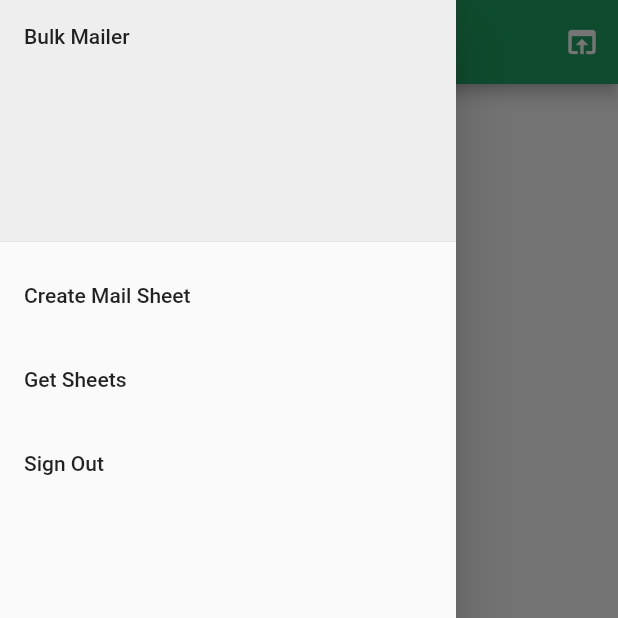
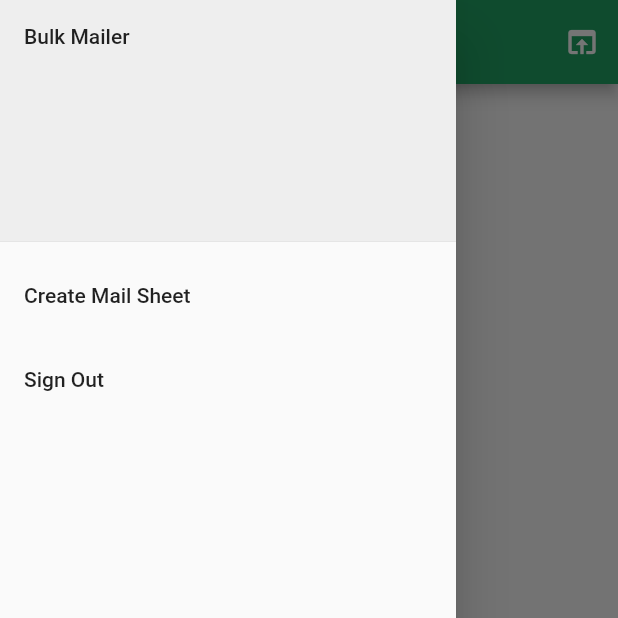
Before and after one commit to Adarsh0603/Bulk-Mailer, a Flutter app: the screen it shows once a user with an empty profile is signed in, with the side drawer open, on a phone screen of 412 x 824 dp, the top half of it. Run offline on Flutter 3.47's test engine with Material 2 defaults, Android fonts, the phone set to English and light mode, and no system bars; our stand-ins replace cloud_firestore, firebase_auth, firebase_core, google_sign_in; missing offline and left inert: flutter_email_sender; accounts and stored records are empty.

Commit message:
Auto sheet fetch added.

```diff
--- a/lib/data/sheets.dart
+++ b/lib/data/sheets.dart
@@ -14,6 +14,8 @@ class Sheets with ChangeNotifier {
   List<UserSheet> _userSheets = [];
   String _spreadsheetId = '';
   List<UserSheet> get userSheets => _userSheets;
+  bool _gridRefresh = true;
+  bool get gridRefresh => _gridRefresh;
 
   List<String> _emailList = [];
   List<String> get emailList => _emailList;
@@ -67,6 +69,8 @@ class Sheets with ChangeNotifier {
         .doc(_user.id)
         .set({'isInit': true, 'spreadsheetId': sheetResponse['spreadsheetId']});
     await addInitialData(UserSheet(0, 'Default'));
+    _gridRefresh = true;
+    notifyListeners();
   }
 
   Future<bool> createSheet(String title) async {
@@ -95,6 +99,8 @@ class Sheets with ChangeNotifier {
     var sheetId = await newSheetMetaData['replies'][0]['addSheet']['properties']
         ['sheetId'];
     await addInitialData(UserSheet(sheetId, title));
+    _gridRefresh = true;
+    notifyListeners();
     return true;
   }
 
@@ -209,6 +215,7 @@ class Sheets with ChangeNotifier {
           sheet['properties']['sheetId'], sheet['properties']['title']));
     });
     _userSheets = sheetList;
+    _gridRefresh = false;
     notifyListeners();
     return true;
   }
--- a/lib/screens/home_screen.dart
+++ b/lib/screens/home_screen.dart
@@ -1,4 +1,5 @@
 import 'package:bulk_mailer/data/sheets.dart';
+import 'package:bulk_mailer/widgets/force_spreadsheet.dart';
 import 'package:bulk_mailer/widgets/loading_dialog.dart';
 import 'package:bulk_mailer/widgets/nav_drawer.dart';
 import 'package:bulk_mailer/widgets/sheet_item.dart';
@@ -13,19 +14,11 @@ class HomeScreen extends StatefulWidget {
 }
 
 class _HomeScreenState extends State<HomeScreen> {
-  Future _initSheets;
-  @override
-  void initState() {
-    // TODO: implement initState
-    super.initState();
-    final sheets = Provider.of<Sheets>(context, listen: false);
-    _initSheets = Future.delayed(Duration.zero).then((_) async {
-//      await sheets.getSheets();
-    });
-  }
+  bool isInit = false;
 
   @override
   Widget build(BuildContext context) {
+    final sheets = Provider.of<Sheets>(context, listen: false);
     return Scaffold(
         drawer: NavDrawer(),
         appBar: AppBar(
@@ -35,34 +28,44 @@ class _HomeScreenState extends State<HomeScreen> {
               icon: Icon(Icons.open_in_browser),
               onPressed: () {
                 showDialog(
-                  context: context, builder: (ctx) => LoadingDialog('Example'));
+                    context: context,
+                    builder: (ctx) => LoadingDialog('Example'));
               },
             )
           ],
         ),
-      body: FutureBuilder(
-        future: _initSheets,
-        builder: (BuildContext context, AsyncSnapshot<dynamic> snapshot) =>
-            snapshot.connectionState == ConnectionState.waiting
-                ? CircularProgressIndicator()
-                : Consumer<Sheets>(
+        body: Consumer<Sheets>(
+          builder: (ctx, sheets, _) => sheets.gridRefresh
+              ? FutureBuilder(
+                  future: sheets.getSheets(),
+                  builder:
+                      (BuildContext context, AsyncSnapshot<dynamic> snapshot) {
+                    if (snapshot.connectionState == ConnectionState.done)
+                      return snapshot.data == true
+                          ? SheetGrid()
+                          : ForceSpreadsheet();
+                    return Center(child: CircularProgressIndicator());
+                  })
+              : SheetGrid(),
+        ));
+  }
+}
+
+class SheetGrid extends StatelessWidget {
+  @override
+  Widget build(BuildContext context) {
+    return Consumer<Sheets>(
       builder: (BuildContext context, sheets, _) {
         return Container(
           margin: EdgeInsets.all(8),
           child: GridView.builder(
-                          gridDelegate:
-                              SliverGridDelegateWithFixedCrossAxisCount(
-                                  childAspectRatio: 1,
-                                  crossAxisSpacing: 10,
-                                  crossAxisCount: 2),
+            gridDelegate: SliverGridDelegateWithFixedCrossAxisCount(
+                childAspectRatio: 1, crossAxisSpacing: 10, crossAxisCount: 2),
             itemCount: sheets.userSheets.length,
-                          itemBuilder: (ctx, i) =>
-                              SheetItem(sheets.userSheets[i]),
+            itemBuilder: (ctx, i) => SheetItem(sheets.userSheets[i]),
           ),
         );
       },
-                  ),
-      ),
     );
   }
 }
--- a/lib/screens/splash_screen.dart
+++ b/lib/screens/splash_screen.dart
@@ -3,6 +3,10 @@ import 'package:flutter/material.dart';
 class SplashScreen extends StatelessWidget {
   @override
   Widget build(BuildContext context) {
-    return Scaffold();
+    return Scaffold(
+      body: Center(
+        child: Text('splash'),
+      ),
+    );
   }
 }
--- /dev/null
+++ b/lib/widgets/force_spreadsheet.dart
@@ -0,0 +1,22 @@
+import 'package:bulk_mailer/data/sheets.dart';
+import 'package:flutter/material.dart';
+import 'package:provider/provider.dart';
+
+class ForceSpreadsheet extends StatelessWidget {
+  @override
+  Widget build(BuildContext context) {
+    final sheets = Provider.of<Sheets>(context, listen: false);
+    return Center(
+      child: Column(
+        children: [
+          FlatButton(
+            child: Text('Create'),
+            onPressed: () async {
+              await sheets.createSpreadsheet(true);
+            },
+          )
+        ],
+      ),
+    );
+  }
+}
--- a/lib/widgets/nav_drawer.dart
+++ b/lib/widgets/nav_drawer.dart
@@ -1,5 +1,4 @@
 import 'package:bulk_mailer/data/auth.dart';
-import 'package:bulk_mailer/data/sheets.dart';
 import 'package:bulk_mailer/screens/create_sheet.dart';
 import 'package:flutter/material.dart';
 import 'package:provider/provider.dart';
@@ -26,39 +25,9 @@ class NavDrawer extends StatelessWidget {
             },
           ),
           ListTile(
-            title: Text('Get Sheets'),
-            onTap: () async {
-//              Navigator.pop(context);
-              bool result =
-                  await Provider.of<Sheets>(context, listen: false).getSheets();
-              if (!result) {
-                showDialog(
-                    context: context,
-                    builder: (ctx) => AlertDialog(
-                          content: Text('remake'),
-                          actions: [
-                            FlatButton(
-                              child: Text('Create'),
-                              onPressed: () async {
-                                await Provider.of<Sheets>(context,
-                                        listen: false)
-                                    .createSpreadsheet(true);
-//                                Navigator.of(context).pop();
-                                await Provider.of<Sheets>(context,
-                                        listen: false)
-                                    .getSheets();
-                              },
-                            )
-                          ],
-                        ));
-              }
-            },
-          ),
-          ListTile(
             title: Text('Sign Out'),
             onTap: () async {
               Navigator.pop(context);
-
               await Provider.of<Auth>(context, listen: false).signOut();
             },
           ),
```
Lines whose indentation alone changed are shown as unchanged.
